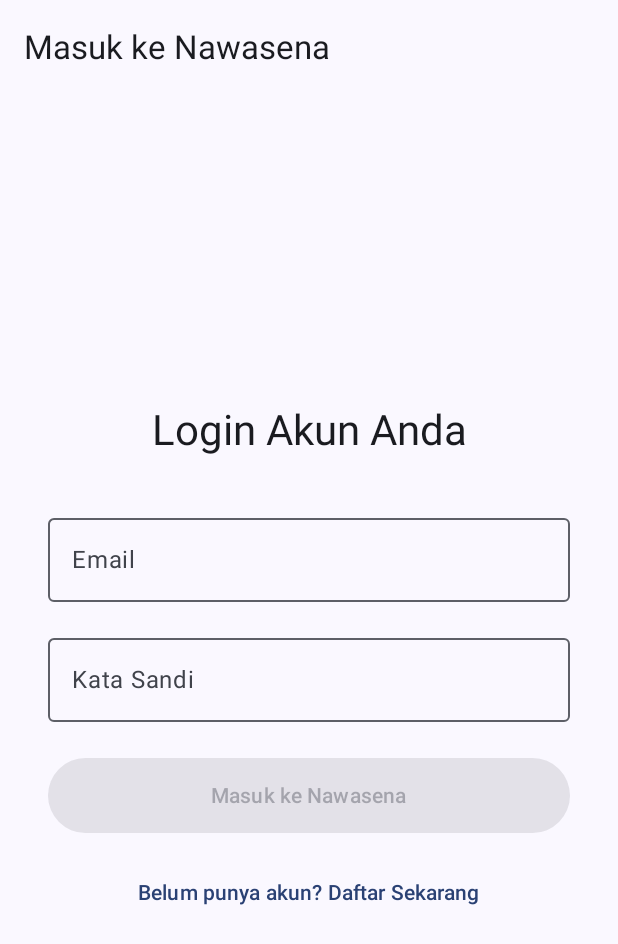
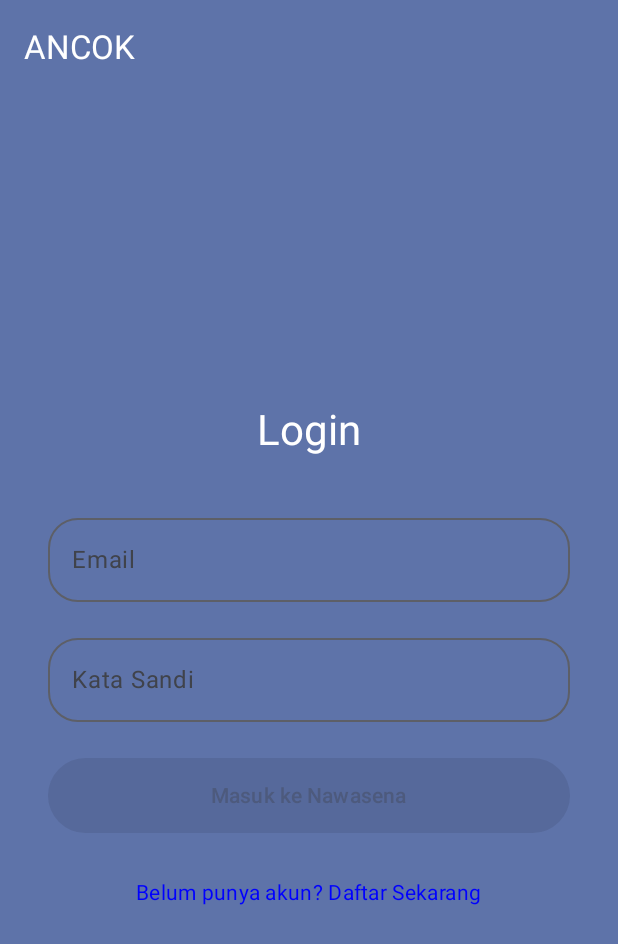
Before and after one commit to Anomaly03/nawasena-mobileApp, an Android app built with Jetpack Compose: the screen it shows after launch (MainActivity), on a phone screen of 412 x 824 dp. Shown: the top 944 px of the screen. Run offline under Robolectric (Android 15) with nearby library versions, the phone set to English and light mode, and no system bars; our stand-ins replace Firebase (no records; nobody signed in at launch, a user with empty details on screens opened directly).

Commit message:
updating ui login feature, data send to firebase

```diff
--- a/app/build.gradle.kts
+++ b/app/build.gradle.kts
@@ -2,6 +2,7 @@ plugins {
     alias(libs.plugins.android.application)
     alias(libs.plugins.kotlin.android)
     alias(libs.plugins.kotlin.compose)
+    id("com.google.gms.google-services")
 }
 
 android {
@@ -40,14 +41,17 @@ android {
 }
 
 dependencies {
+    implementation(platform("com.google.firebase:firebase-bom:33.1.0"))
+    implementation("com.google.firebase:firebase-auth-ktx")
     implementation("androidx.lifecycle:lifecycle-viewmodel-ktx:2.7.0")
     implementation("org.jetbrains.kotlinx:kotlinx-coroutines-core:1.7.3")
     implementation("org.jetbrains.kotlinx:kotlinx-coroutines-android:1.7.3")
-    implementation("androidx.lifecycle:lifecycle-viewmodel-ktx:2.6.2")
     implementation("androidx.lifecycle:lifecycle-viewmodel-compose:2.6.2")
     implementation("androidx.activity:activity-compose:1.8.1")
     implementation("androidx.compose.material:material-icons-extended")
     implementation("androidx.navigation:navigation-compose:2.7.5")
+    implementation("org.jetbrains.kotlinx:kotlinx-coroutines-play-services:1.7.3")
+
     implementation(libs.androidx.core.ktx)
     implementation(libs.androidx.lifecycle.runtime.ktx)
     implementation(libs.androidx.activity.compose)
--- a/app/src/main/java/com/example/nawasena/data/repository/AuthRepository.kt
+++ b/app/src/main/java/com/example/nawasena/data/repository/AuthRepository.kt
@@ -2,22 +2,29 @@
 
 package com.example.nawasena.data.repository
 
-import kotlinx.coroutines.delay
+import kotlinx.coroutines.tasks.await
+import com.google.firebase.auth.FirebaseAuth
+import com.google.firebase.auth.FirebaseAuthException
 
-class AuthRepository()
-{
+class AuthRepository {
+
+    // Inisialisasi Firebase Auth instance
+    private val auth: FirebaseAuth = FirebaseAuth.getInstance()
+
     suspend fun login(email: String, password: String): Boolean {
-        // --- SIMULASI API CALL ---
+        return try {
+            // Panggil API Firebase secara asynchronous dan tunggu hasilnya (await)
+            val result = auth.signInWithEmailAndPassword(email, password).await()
 
-        // 1. Simulasikan latency jaringan selama 1 detik.
-        delay(1000)
+            // Jika result tidak null (berarti berhasil), kembalikan true
+            result.user != null
 
-        // 2. Simulasikan logika verifikasi server:
-        // Cek apakah email dan password cocok dengan data dummy (test@nawasena.com, nawasena)
-        return email == "test@nawasena.com" && password == "nawasena"
-
-        // Dalam implementasi nyata, ini akan terlihat seperti:
-        // val response = apiService.login(email, password)
-        // return response.isSuccessful
+        } catch (e: FirebaseAuthException) {
+            // Tangkap exception spesifik Firebase (misalnya, password salah, user tidak ditemukan)
+            false // gagal
+        } catch (e: Exception) {
+            // Tangkap exception umum (misalnya, masalah jaringan)
+            false // gagal
+        }
     }
 }
--- a/app/src/main/java/com/example/nawasena/ui/screen/LoginScreen.kt
+++ b/app/src/main/java/com/example/nawasena/ui/screen/LoginScreen.kt
@@ -5,10 +5,12 @@
 package com.example.nawasena.ui.screen
 
 import androidx.compose.foundation.layout.*
+import androidx.compose.foundation.shape.RoundedCornerShape
 import androidx.compose.material3.*
 import androidx.compose.runtime.*
 import androidx.compose.ui.Alignment
 import androidx.compose.ui.Modifier
+import androidx.compose.ui.graphics.Color
 import androidx.compose.ui.unit.dp
 import androidx.lifecycle.viewmodel.compose.viewModel
 import com.example.nawasena.ui.viewmodel.AuthViewModel
@@ -29,7 +31,16 @@ fun LoginScreen(
     var password by remember { mutableStateOf("") }
 
     Scaffold(
-        topBar = { TopAppBar(title = { Text("Masuk ke Nawasena") }) }
+        containerColor = MaterialTheme.colorScheme.primaryContainer,
+        topBar = {
+            TopAppBar(
+                title = { Text("ANCOK") },
+                colors = TopAppBarDefaults.topAppBarColors(
+                    containerColor = MaterialTheme.colorScheme.primaryContainer, // <--- PERUBAHAN DI SINI
+                    titleContentColor = MaterialTheme.colorScheme.onPrimaryContainer // <--- PERUBAHAN DI SINI
+                )
+            )
+        }
     ) { paddingValues ->
         Column(
             modifier = Modifier
@@ -39,7 +50,7 @@ fun LoginScreen(
             horizontalAlignment = Alignment.CenterHorizontally,
             verticalArrangement = Arrangement.Center
         ) {
-            Text("Login Akun Anda", style = MaterialTheme.typography.headlineMedium)
+            Text("Login", style = MaterialTheme.typography.headlineMedium)
 
             Spacer(modifier = Modifier.height(32.dp))
 
@@ -49,6 +60,7 @@ fun LoginScreen(
                 onValueChange = { email = it },
                 label = { Text("Email") },
                 enabled = !uiState.isLoading,
+                shape = RoundedCornerShape(20.dp),
                 modifier = Modifier.fillMaxWidth().padding(bottom = 16.dp)
             )
 
@@ -57,6 +69,7 @@ fun LoginScreen(
                 onValueChange = { password = it },
                 label = { Text("Kata Sandi") },
                 enabled = !uiState.isLoading,
+                shape = RoundedCornerShape(20.dp),
                 modifier = Modifier.fillMaxWidth().padding(bottom = 24.dp)
             )
 
@@ -76,6 +89,7 @@ fun LoginScreen(
                 },
                 enabled = !uiState.isLoading && email.isNotBlank() && password.isNotBlank(),
                 modifier = Modifier.fillMaxWidth().height(50.dp)
+
             ) {
                 if (uiState.isLoading) {
                     Text("Memproses...")
@@ -87,7 +101,11 @@ fun LoginScreen(
             Spacer(modifier = Modifier.height(16.dp))
 
             TextButton(onClick = onNavigateToRegister) {
-                Text("Belum punya akun? Daftar Sekarang")
+                Text(
+                    "Belum punya akun? Daftar Sekarang",
+                    color = Color.Blue,
+                    style = MaterialTheme.typography.bodyMedium
+                )
             }
         }
     }
--- a/app/src/main/java/com/example/nawasena/ui/theme/Theme.kt
+++ b/app/src/main/java/com/example/nawasena/ui/theme/Theme.kt
@@ -9,6 +9,7 @@ import androidx.compose.material3.dynamicDarkColorScheme
 import androidx.compose.material3.dynamicLightColorScheme
 import androidx.compose.material3.lightColorScheme
 import androidx.compose.runtime.Composable
+import androidx.compose.ui.graphics.Color
 import androidx.compose.ui.platform.LocalContext
 
 private val DarkColorScheme = darkColorScheme(
@@ -20,9 +21,7 @@ private val DarkColorScheme = darkColorScheme(
 private val LightColorScheme = lightColorScheme(
     primary = Purple40,
     secondary = PurpleGrey40,
-    tertiary = Pink40
-
-    /* Other default colors to override
+    tertiary = Pink40,
     background = Color(0xFFFFFBFE),
     surface = Color(0xFFFFFBFE),
     onPrimary = Color.White,
@@ -30,7 +29,6 @@ private val LightColorScheme = lightColorScheme(
     onTertiary = Color.White,
     onBackground = Color(0xFF1C1B1F),
     onSurface = Color(0xFF1C1B1F),
-    */
 )
 
 @Composable
--- a/build.gradle.kts
+++ b/build.gradle.kts
@@ -3,4 +3,5 @@ plugins {
     alias(libs.plugins.android.application) apply false
     alias(libs.plugins.kotlin.android) apply false
     alias(libs.plugins.kotlin.compose) apply false
+    id("com.google.gms.google-services") version "4.4.0" apply false
 }
--- a/gradle/libs.versions.toml
+++ b/gradle/libs.versions.toml
@@ -8,6 +8,7 @@ espressoCore = "3.7.0"
 lifecycleRuntimeKtx = "2.9.4"
 activityCompose = "1.12.0"
 composeBom = "2024.09.00"
+firebaseAuthKtx = "24.0.1"
 
 [libraries]
 androidx-core-ktx = { group = "androidx.core", name = "core-ktx", version.ref = "coreKtx" }
@@ -24,6 +25,7 @@ androidx-ui-tooling-preview = { group = "androidx.compose.ui", name = "ui-toolin
 androidx-ui-test-manifest = { group = "androidx.compose.ui", name = "ui-test-manifest" }
 androidx-ui-test-junit4 = { group = "androidx.compose.ui", name = "ui-test-junit4" }
 androidx-material3 = { group = "androidx.compose.material3", name = "material3" }
+firebase-auth-ktx = { group = "com.google.firebase", name = "firebase-auth-ktx", version.ref = "firebaseAuthKtx" }
 
 [plugins]
 android-application = { id = "com.android.application", version.ref = "agp" }
```
Also changed, not shown: 1 other file.
